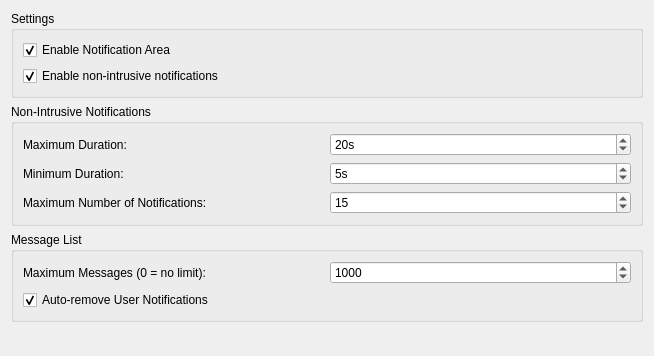
Before: the Qt Designer form src/Gui/DlgSettingsNotificationArea.ui in southseact-3d/fcd, drawn with Qt 5.
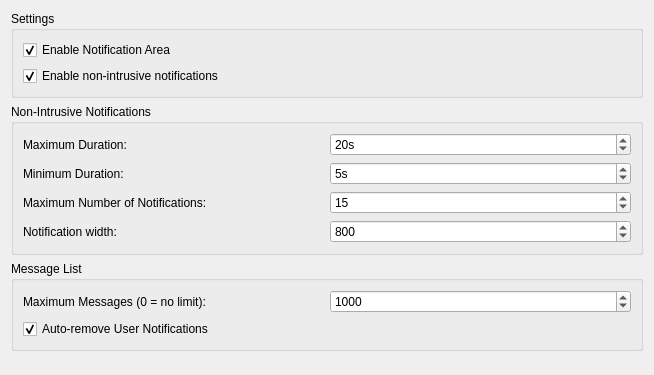
After: the same form once the commit is applied. Custom widgets are drawn as their Qt base class.

Commit message: NotificationArea: Preferences - width

The edit to the form file:
```diff
--- a/src/Gui/DlgSettingsNotificationArea.ui
+++ b/src/Gui/DlgSettingsNotificationArea.ui
@@ -7,7 +7,7 @@
     <x>0</x>
     <y>0</y>
     <width>654</width>
-    <height>356</height>
+    <height>375</height>
    </rect>
   </property>
   <property name="windowTitle">
@@ -104,6 +104,35 @@
         </property>
        </widget>
       </item>
+      <item row="3" column="0">
+       <widget class="QLabel" name="label_width">
+        <property name="text">
+         <string>Notification width:</string>
+        </property>
+       </widget>
+      </item>
+      <item row="3" column="1">
+       <widget class="Gui::PrefSpinBox" name="notificationWidth">
+        <property name="toolTip">
+         <string>Width of the notification in pixels</string>
+        </property>
+        <property name="minimum">
+         <number>300</number>
+        </property>
+        <property name="maximum">
+         <number>10000</number>
+        </property>
+        <property name="value">
+         <number>800</number>
+        </property>
+        <property name="prefEntry" stdset="0">
+         <cstring>NotificiationWidth</cstring>
+        </property>
+        <property name="prefPath" stdset="0">
+         <cstring>NotificationArea</cstring>
+        </property>
+       </widget>
+      </item>
      </layout>
     </widget>
    </item>
```
The commit also changes 1 other file.
